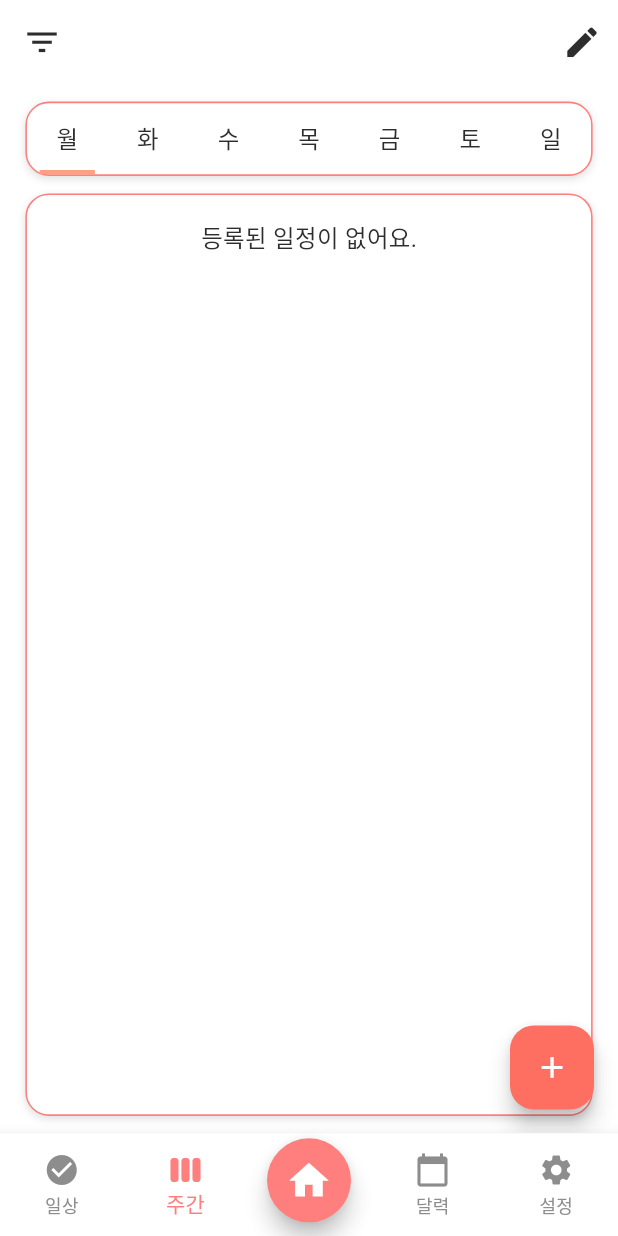
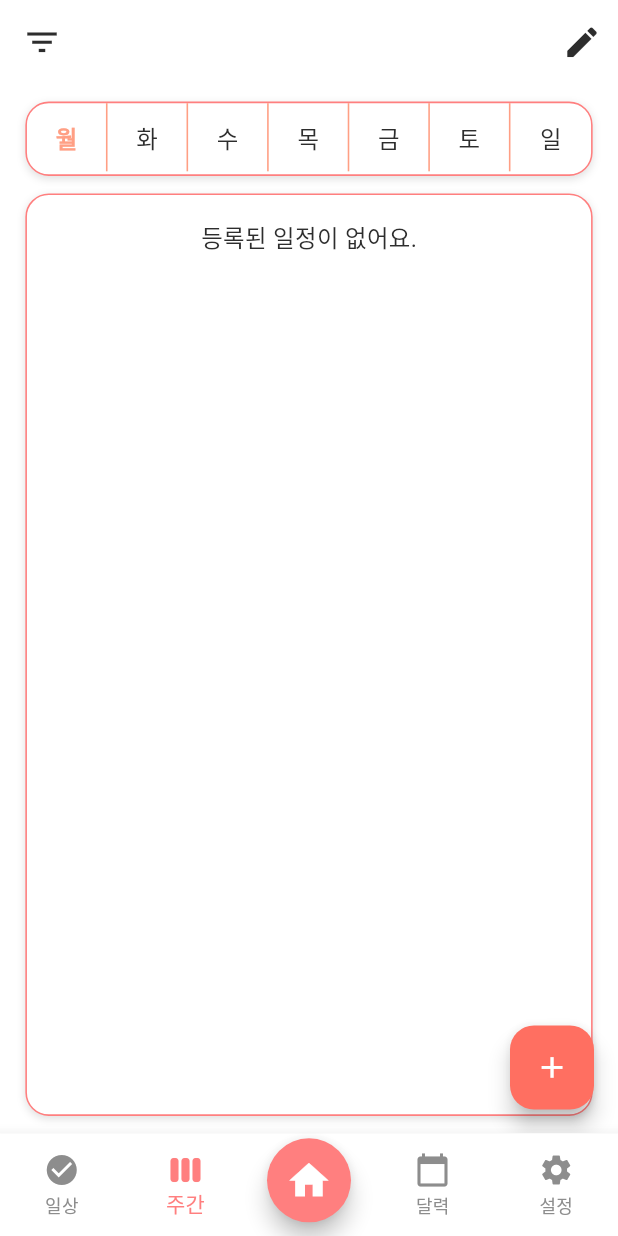
Before and after one commit to JeongHyeon-Jo/abeul_planner, a Flutter app: the screen it shows after launch, item 2 of the bottom bar chosen, on a phone screen of 412 x 824 dp. Run offline on Flutter 3.47's test engine with Material 3 defaults, Android fonts, the phone set to English and light mode, and no system bars; our stand-ins replace flutter_riverpod, flutter_screenutil, go_router, hive, hive_flutter, table_calendar; accounts and stored records are empty; generated files the repository leaves out were written again.

Commit message:
[Feat] 주간 플래너 일정 편집 - 요일 변경 기능 추가

```diff
--- a/lib/features/weekly_planner/presentation/screen/weekly_planner_sceen.dart
+++ b/lib/features/weekly_planner/presentation/screen/weekly_planner_sceen.dart
@@ -36,6 +36,11 @@ class _WeeklyPlannerScreenState extends ConsumerState<WeeklyPlannerScreen>
     final weekday = now.weekday;
     final todayIndex = (weekday - 1).clamp(0, 6); // 월(1) ~ 일(7) → 0~6 인덱스로 변환
     _tabController = TabController(length: days.length, vsync: this, initialIndex: todayIndex);
+
+    _tabController.addListener(() {
+      if (_tabController.indexIsChanging) return;
+      setState(() {});
+    });
   }
 
   @override
@@ -155,23 +160,33 @@ class _WeeklyPlannerScreenState extends ConsumerState<WeeklyPlannerScreen>
                 child: TabBar(
                   controller: _tabController,
                   isScrollable: false,
-                  indicator: UnderlineTabIndicator(
-                    borderSide: BorderSide(width: 3.h, color: AppColors.highlight),
-                    insets: EdgeInsets.symmetric(horizontal: 8.w),
-                  ),
-                  indicatorSize: TabBarIndicatorSize.label,
-                  labelColor: AppColors.text,
-                  unselectedLabelColor: AppColors.subText,
-                  labelStyle: AppTextStyles.body,
-                  tabs: days.map((day) {
-                    return Center(
-                      child: Text(day, style: AppTextStyles.body),
+                  indicator: BoxDecoration(),
+                  dividerColor: Colors.transparent,
+                  labelPadding: EdgeInsets.zero,
+                  tabs: List.generate(days.length, (index) {
+                    final isSelected = _tabController.index == index;
+
+                    return Container(
+                      decoration: BoxDecoration(
+                        border: Border(
+                          right: index < days.length - 1
+                              ? BorderSide(color: AppColors.highlight, width: 1.w)
+                              : BorderSide.none,
+                        ),
+                      ),
+                      alignment: Alignment.center,
+                      child: Padding(
+                        padding: EdgeInsets.symmetric(vertical: 12.h),
+                        child: Text(
+                          days[index],
+                          style: AppTextStyles.body.copyWith(
+                            color: isSelected ? AppColors.highlight : AppColors.text,
+                            fontWeight: isSelected ? FontWeight.bold : FontWeight.normal,
+                          ),
+                        ),
+                      ),
                     );
-                  }).toList(),
-                  dividerColor: Colors.transparent,
-                  indicatorPadding: EdgeInsets.zero,
-                  padding: EdgeInsets.zero,
-                  labelPadding: EdgeInsets.symmetric(vertical: 12.h),
+                  }),
                 ),
               ),
               SizedBox(height: 12.h),
@@ -191,8 +206,8 @@ class _WeeklyPlannerScreenState extends ConsumerState<WeeklyPlannerScreen>
                     ],
                     border: Border.all(color: AppColors.primary, width: 1.w),
                   ),
-                  child: TabBarView(
-                    controller: _tabController,
+                  child: IndexedStack(
+                    index: _tabController.index,
                     children: days.map((day) {
                       final weekTask = ref.watch(weeklyTaskProvider).firstWhere(
                           (t) => t.day == day,
```
Also changed, not shown: lib/features/weekly_planner/presentation/provider/weekly_task_provider.dart (+24 -0 lines), lib/features/weekly_planner/presentation/widget/weekly_task_dialog.dart (+7 -11 lines).
